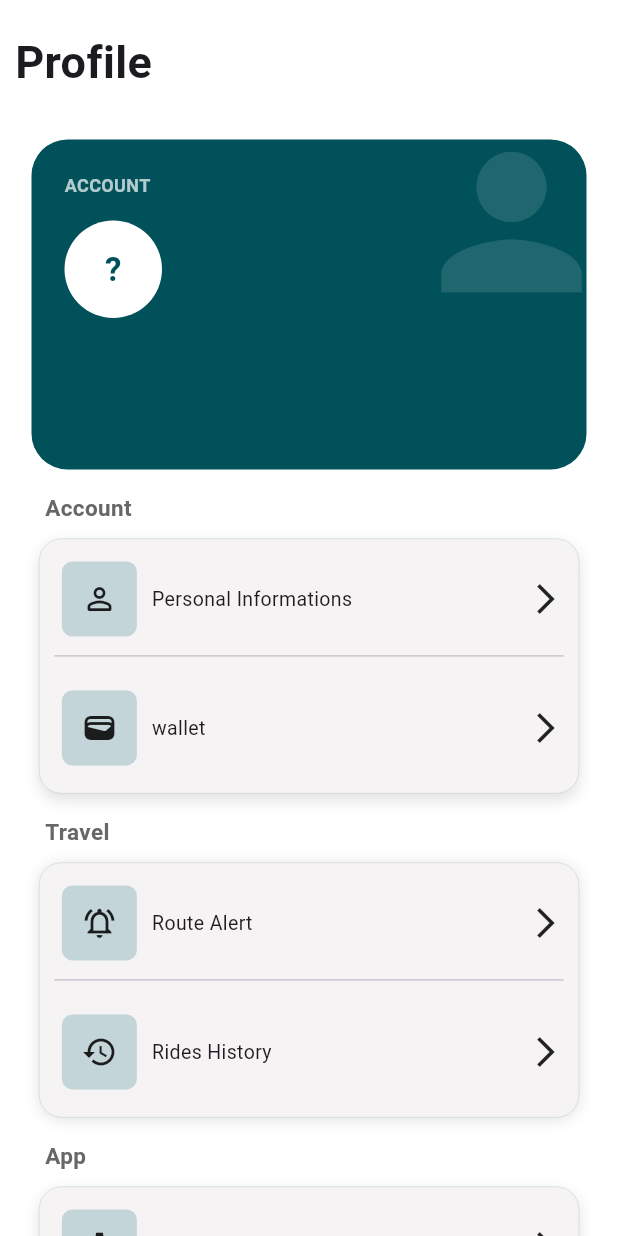
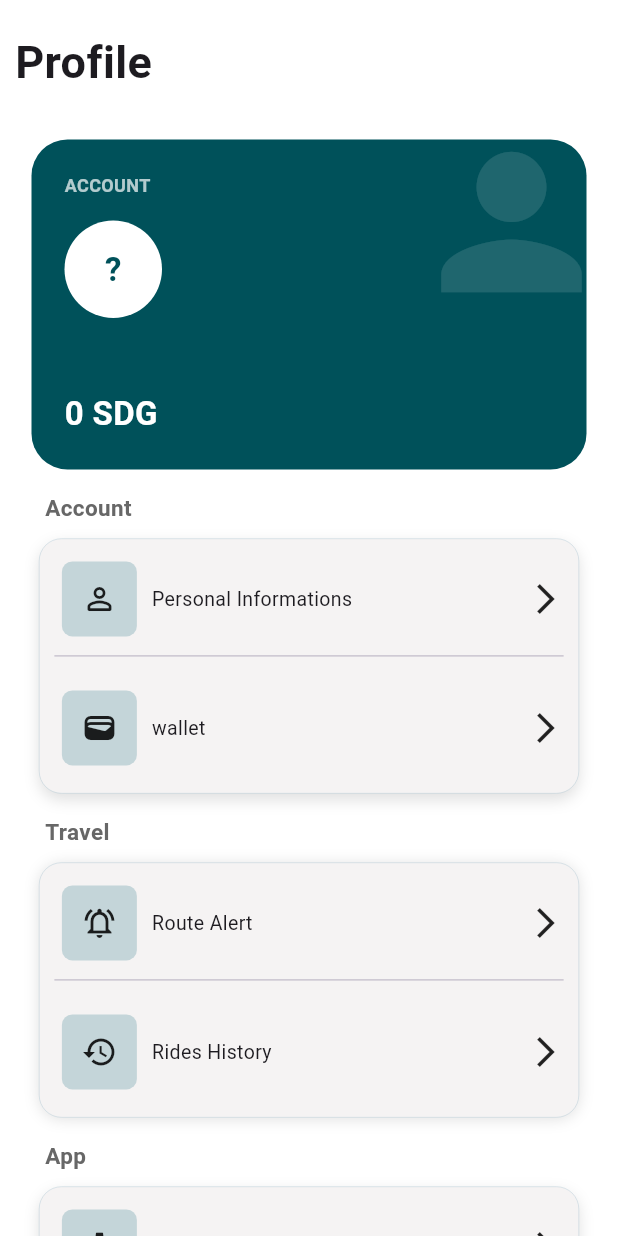
Before and after one commit to m7mad-3baid/Rihla-Metro-Application, a Flutter app: the screen it shows after launch, after a tap on an icon or button, on a phone screen of 412 x 824 dp. Run offline on Flutter 3.47's test engine with Material 3 defaults, Android fonts, the phone set to English and light mode, and no system bars; our stand-ins replace flutter_map, latlong2, shared_preferences, video_player; network calls fail.

Commit message:
Show account balance on Profile screen
- Profile now loads the real balance via ApiService.getBalance() on screen open
- Displayed in the account card, above the Verified Student badge

```diff
--- a/lib/screens/Profile.dart
+++ b/lib/screens/Profile.dart
@@ -7,6 +7,7 @@ import 'package:rihla_4_0/screens/loginpage.dart';
 import 'package:shared_preferences/shared_preferences.dart';
 import '../services/session_services.dart';
 import 'package:rihla_4_0/screens/ride_history_screen.dart';
+import 'package:rihla_4_0/services/api_services.dart';
 
 // Profile screen displaying user info, grouped settings cards, and logout
 class Profile extends StatefulWidget {
@@ -21,11 +22,13 @@ class _ProfileState extends State<Profile> {
   String name = "";
   String email = "";
   bool isStudent = false;
+  double balance = 0.0;
 
   @override
   void initState() {
     super.initState();
     loadUser();
+    loadBalance();
   }
 
   // Fetch user details from SharedPreferences
@@ -36,6 +39,19 @@ class _ProfileState extends State<Profile> {
       email = prefs.getString("email") ?? "";
       isStudent = prefs.getBool("is_student") ?? false;
     });
+  }
+
+  Future<void> loadBalance() async {
+    final prefs = await SharedPreferences.getInstance();
+    int? userId = prefs.getInt("user_id");
+    if (userId == null) return;
+
+    final result = await ApiService.getBalance(userId);
+    if (result['success'] == true) {
+      setState(() {
+        balance = double.parse(result['data']['balance'].toString());
+      });
+    }
   }
 
   @override
@@ -161,6 +177,14 @@ class _ProfileState extends State<Profile> {
                             ],
                           ),
                           const Spacer(),
+                          Text(
+                            "${balance.toStringAsFixed(0)} SDG",
+                            style: const TextStyle(
+                              color: Colors.white,
+                              fontSize: 22,
+                              fontWeight: FontWeight.bold,
+                            ),
+                          ),
                           // Verified student badge (shown only if isStudent is true)
                           if (isStudent)
                             Container(
--- a/lib/services/api_services.dart
+++ b/lib/services/api_services.dart
@@ -4,8 +4,7 @@ import '../models/notificationsModel.dart';
 import '../models/MetroStatusModel.dart';
 
 class ApiService {
-  static const String baseUrl = "http://10.5.50.44/Rihla_backend/api";
-
+  static const String baseUrl = "http://10.0.2.2/Rihla_backend/api";
 
   static Future updateprofile(
     int id,
@@ -14,7 +13,7 @@ class ApiService {
     String password,
   ) async {
     var response = await http.post(
-      Uri.parse("http://10.5.50.44/Rihla_backend/api/updateProfile.php"),
+      Uri.parse("http://10.0.2.2/Rihla_backend/api/updateProfile.php"),
 
       body: {
         "id": id.toString(),
@@ -209,89 +208,54 @@ class ApiService {
   }
 
   static Future<List<NotificationModel>> getNotifications() async {
-
     final response = await http.get(
-    Uri.parse(
-      "http://10.5.50.44//Rihla_backend/api/get_notifications.php"
-    )
+      Uri.parse("http://10.0.2.2/Rihla_backend/api/get_notifications.php"),
     );
-
 
     List data = jsonDecode(response.body);
 
     List<NotificationModel> notifications = [];
 
-
-  for(var item in data){
-
+    for (var item in data) {
       notifications.add(
         NotificationModel(
           title: item['title'],
           message: item['message'],
           date: item['created_at'],
-      )
+        ),
       );
-
     }
-
 
     return notifications;
   }
 
+  static Future<List<MetroStatus>> getMetroStatus() async {
+    final response = await http.get(Uri.parse("$baseUrl/get_MetroStatus.php"));
 
-static Future<List<MetroStatus>> getMetroStatus() async {
-
-  final response = await http.get(
-    Uri.parse("$baseUrl/get_MetroStatus.php")
-  );
-
-
-  if(response.statusCode == 200){
-
+    if (response.statusCode == 200) {
       List data = jsonDecode(response.body);
 
-    return data.map(
-      (item)=>MetroStatus.fromJson(item)
-    ).toList();
-
+      return data.map((item) => MetroStatus.fromJson(item)).toList();
     }
 
+    return [];
+  }
 
-  return [];
-
-}
-static Future<bool> updateMetroStatus(
-    String line,
-    String status
-) async {
-
+  static Future<bool> updateMetroStatus(String line, String status) async {
     final response = await http.post(
-
       Uri.parse("$baseUrl/update_metroStatus.php"),
 
-    body: {
-
-      "line_name": line,
-      "status": status,
-
-    },
-
+      body: {"line_name": line, "status": status},
     );
-
 
     print(response.body);
 
-
-  if(response.statusCode == 200){
-
+    if (response.statusCode == 200) {
       final data = jsonDecode(response.body);
 
       return data["success"];
-
     }
 
-
     return false;
-
   }
 }
```
Lines whose indentation alone changed are shown as unchanged.
